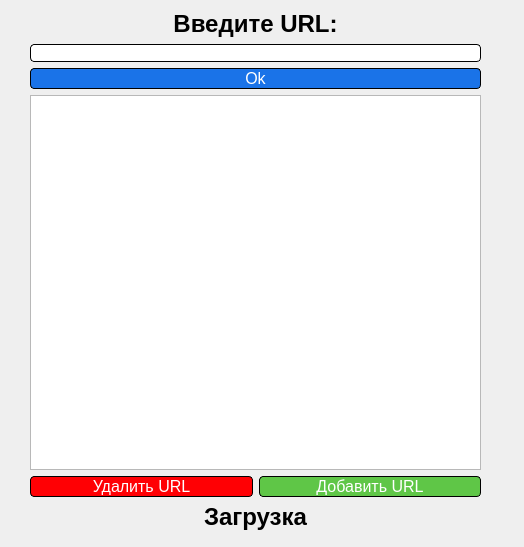
This is ui/url_ui.ui in cra9had/task as Qt 5 draws it before an edit. The edited form follows.
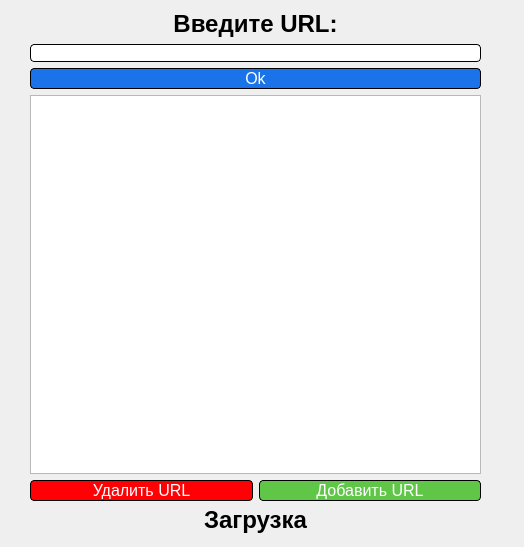
This is the edited form.

What changed in the file:
```diff
--- a/ui/url_ui.ui
+++ b/ui/url_ui.ui
@@ -25,7 +25,7 @@
       <x>30</x>
       <y>10</y>
       <width>451</width>
-      <height>521</height>
+      <height>491</height>
      </rect>
     </property>
     <layout class="QVBoxLayout" name="verticalLayout">
@@ -140,17 +140,26 @@
        </item>
       </layout>
      </item>
-     <item>
+    </layout>
+   </widget>
       <widget class="QLabel" name="loading_label">
+    <property name="enabled">
+     <bool>true</bool>
+    </property>
+    <property name="geometry">
+     <rect>
+      <x>130</x>
+      <y>500</y>
+      <width>251</width>
+      <height>41</height>
+     </rect>
+    </property>
        <property name="text">
-        <string>&lt;html&gt;&lt;head/&gt;&lt;body&gt;&lt;p&gt;&lt;span style=&quot; font-size:xx-large; font-weight:600;&quot;&gt;Загрузка&lt;/span&gt;&lt;/p&gt;&lt;/body&gt;&lt;/html&gt;</string>
+     <string>&lt;h1&gt;Загрузка&lt;/h1&gt;</string>
        </property>
        <property name="alignment">
         <set>Qt::AlignCenter</set>
        </property>
-      </widget>
-     </item>
-    </layout>
    </widget>
   </widget>
  </widget>
```
Left out of the diff: 4 changed lines with no effect on the pictures. Lines whose indentation alone changed are shown as unchanged.
